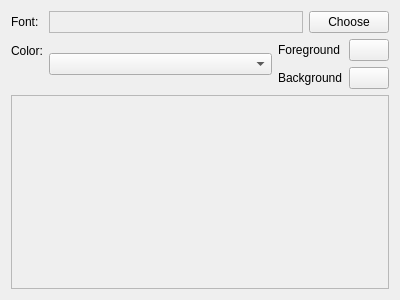
First picture: the form in gui/ConfigEditor.ui, repository mupuf/arduide, before the edit.
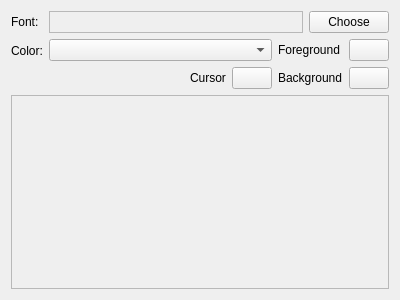
Second picture: the form after the edit. Custom widgets are drawn as their Qt base class.

Commit message: color scheme editor

Diff of the .ui file:
```diff
--- a/gui/ConfigEditor.ui
+++ b/gui/ConfigEditor.ui
@@ -16,6 +16,9 @@
   <layout class="QVBoxLayout" name="verticalLayout_3">
    <item>
     <layout class="QFormLayout" name="formLayout">
+     <property name="fieldGrowthPolicy">
+      <enum>QFormLayout::ExpandingFieldsGrow</enum>
+     </property>
      <item row="0" column="0">
       <widget class="QLabel" name="label">
        <property name="text">
@@ -74,6 +77,37 @@
            </property>
           </widget>
          </item>
+         <item>
+          <layout class="QHBoxLayout" name="horizontalLayout_3">
+           <item>
+            <spacer name="horizontalSpacer">
+             <property name="orientation">
+              <enum>Qt::Horizontal</enum>
+             </property>
+             <property name="sizeHint" stdset="0">
+              <size>
+               <width>40</width>
+               <height>20</height>
+              </size>
+             </property>
+            </spacer>
+           </item>
+           <item>
+            <widget class="QLabel" name="label_5">
+             <property name="text">
+              <string>Cursor</string>
+             </property>
+            </widget>
+           </item>
+           <item>
+            <widget class="ColorButton" name="caretColorButton">
+             <property name="text">
+              <string/>
+             </property>
+            </widget>
+           </item>
+          </layout>
+         </item>
         </layout>
        </item>
        <item>
```
The commit also changes 2 other files.
